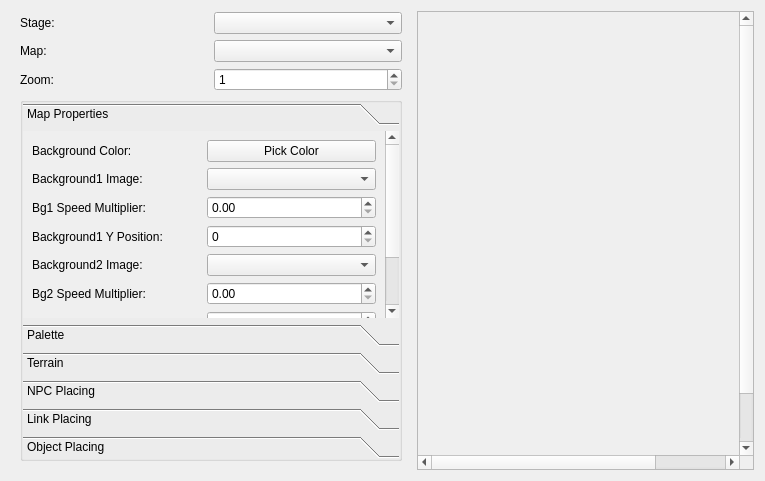
Qt form editor/mainwindow_tab/map_tab.ui (arcadenea/rockbot) before a commit.
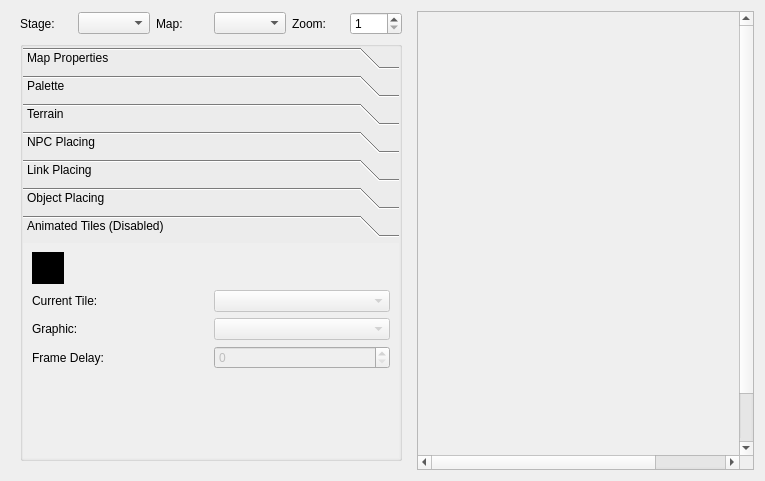
The same form after that commit. The open tabs and pages were chosen to show the change. Icons and pictures are not drawn. Custom widgets are drawn as their Qt base class.

```diff
--- a/editor/mainwindow_tab/map_tab.ui
+++ b/editor/mainwindow_tab/map_tab.ui
@@ -43,16 +43,13 @@
         <property name="bottomMargin">
          <number>0</number>
         </property>
-        <item row="1" column="1">
-         <widget class="QComboBox" name="mapListCombo"/>
-        </item>
         <item row="0" column="1">
          <widget class="QComboBox" name="stageListCombo"/>
         </item>
-        <item row="1" column="0">
-         <widget class="QLabel" name="label_11">
+        <item row="0" column="4">
+         <widget class="QLabel" name="label_9">
           <property name="text">
-           <string>Map:</string>
+           <string>Zoom:</string>
           </property>
          </widget>
         </item>
@@ -63,14 +60,17 @@
           </property>
          </widget>
         </item>
-        <item row="2" column="0">
-         <widget class="QLabel" name="label_9">
+        <item row="0" column="2">
+         <widget class="QLabel" name="label_11">
           <property name="text">
-           <string>Zoom:</string>
+           <string>Map:</string>
           </property>
          </widget>
         </item>
-        <item row="2" column="1">
+        <item row="0" column="3">
+         <widget class="QComboBox" name="mapListCombo"/>
+        </item>
+        <item row="0" column="5">
          <widget class="QSpinBox" name="spinBox">
           <property name="minimum">
            <number>1</number>
@@ -108,6 +108,9 @@
          </property>
          <item>
           <widget class="QToolBox" name="toolBox">
+           <property name="enabled">
+            <bool>true</bool>
+           </property>
            <property name="sizePolicy">
             <sizepolicy hsizetype="Expanding" vsizetype="Expanding">
              <horstretch>0</horstretch>
@@ -128,8 +131,8 @@
              <rect>
               <x>0</x>
               <y>0</y>
-              <width>359</width>
-              <height>255</height>
+              <width>363</width>
+              <height>245</height>
              </rect>
             </property>
             <attribute name="label">
@@ -774,6 +777,111 @@
              </property>
             </widget>
            </widget>
+           <widget class="QWidget" name="animTiles">
+            <property name="geometry">
+             <rect>
+              <x>0</x>
+              <y>0</y>
+              <width>159</width>
+              <height>145</height>
+             </rect>
+            </property>
+            <attribute name="label">
+             <string>Animated Tiles (Disabled)</string>
+            </attribute>
+            <layout class="QVBoxLayout" name="verticalLayout_6">
+             <item>
+              <widget class="animTitle" name="animTile_Preview" native="true">
+               <property name="minimumSize">
+                <size>
+                 <width>32</width>
+                 <height>32</height>
+                </size>
+               </property>
+               <property name="maximumSize">
+                <size>
+                 <width>32</width>
+                 <height>32</height>
+                </size>
+               </property>
+               <property name="baseSize">
+                <size>
+                 <width>0</width>
+                 <height>0</height>
+                </size>
+               </property>
+               <property name="styleSheet">
+                <string notr="true">background-color: black;</string>
+               </property>
+              </widget>
+             </item>
+             <item>
+              <layout class="QGridLayout" name="gridLayout_3">
+               <property name="bottomMargin">
+                <number>10</number>
+               </property>
+               <item row="1" column="0">
+                <widget class="QLabel" name="label_8">
+                 <property name="text">
+                  <string>Graphic:</string>
+                 </property>
+                </widget>
+               </item>
+               <item row="1" column="1">
+                <widget class="QComboBox" name="anim_tile_graphic_combobox">
+                 <property name="enabled">
+                  <bool>false</bool>
+                 </property>
+                </widget>
+               </item>
+               <item row="0" column="1">
+                <widget class="QComboBox" name="current_anim_tile_combobox">
+                 <property name="enabled">
+                  <bool>false</bool>
+                 </property>
+                </widget>
+               </item>
+               <item row="0" column="0">
+                <widget class="QLabel" name="label_6">
+                 <property name="text">
+                  <string>Current Tile:</string>
+                 </property>
+                </widget>
+               </item>
+               <item row="2" column="1">
+                <widget class="QSpinBox" name="anim_tile_delay_spinbox">
+                 <property name="enabled">
+                  <bool>false</bool>
+                 </property>
+                 <property name="maximum">
+                  <number>9999</number>
+                 </property>
+                </widget>
+               </item>
+               <item row="2" column="0">
+                <widget class="QLabel" name="label_3">
+                 <property name="text">
+                  <string>Frame Delay:</string>
+                 </property>
+                </widget>
+               </item>
+              </layout>
+             </item>
+             <item>
+              <spacer name="verticalSpacer_2">
+               <property name="orientation">
+                <enum>Qt::Vertical</enum>
+               </property>
+               <property name="sizeHint" stdset="0">
+                <size>
+                 <width>20</width>
+                 <height>40</height>
+                </size>
+               </property>
+              </spacer>
+             </item>
+            </layout>
+           </widget>
           </widget>
          </item>
         </layout>
@@ -851,6 +959,12 @@
    <header>editortilepallete.h</header>
    <container>1</container>
   </customwidget>
+  <customwidget>
+   <class>animTitle</class>
+   <extends>QWidget</extends>
+   <header>animtitle.h</header>
+   <container>1</container>
+  </customwidget>
  </customwidgets>
  <resources>
   <include location="../resources/icons/icons.qrc"/>
```
Left out of the diff: 118 changed lines with no effect on the pictures.
